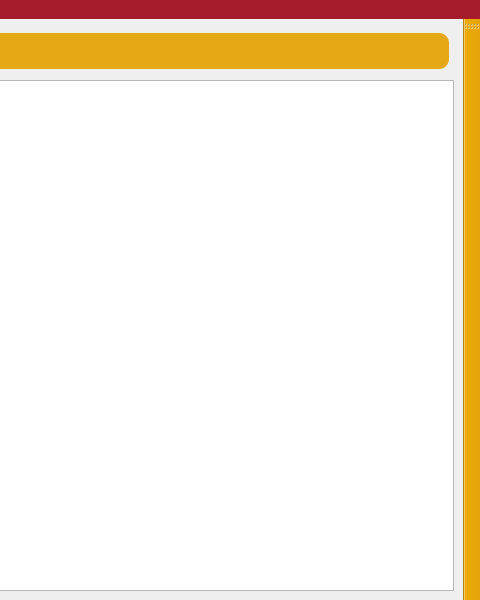
This is editor/viewcontroller.ui in valentinbersi/DuckGame-Recreation as Qt 5 draws it before an edit; both pictures show x 338 to 818 and y 0 to 600 of the 818 by 600 pixel window. The edited form follows.
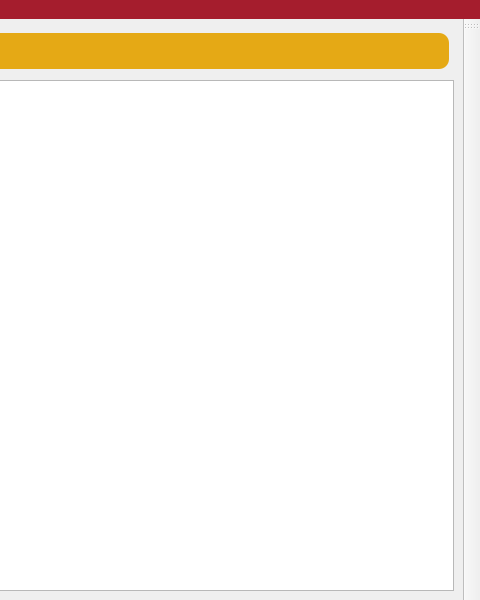
This is the edited form.

The edit to the form file:
```diff
--- a/editor/viewcontroller.ui
+++ b/editor/viewcontroller.ui
@@ -107,7 +107,7 @@
   </widget>
   <widget class="QToolBar" name="toolBar">
    <property name="sizePolicy">
-    <sizepolicy hsizetype="MinimumExpanding" vsizetype="MinimumExpanding">
+    <sizepolicy hsizetype="Fixed" vsizetype="Preferred">
      <horstretch>0</horstretch>
      <verstretch>0</verstretch>
     </sizepolicy>
@@ -116,7 +116,16 @@
     <string/>
    </property>
    <property name="styleSheet">
-    <string notr="true">background-color:rgb(229, 165, 10);</string>
+    <string notr="true">background-color:rgb(229, 165, 10);
+
+QPushButton {
+    background-color: rgb(229, 165, 10);
+    border-radius: 5px;
+}
+
+QPushButton:checked {
+    background-color: rgb(165, 29, 45);
+}</string>
    </property>
    <property name="allowedAreas">
     <set>Qt::AllToolBarAreas</set>
```
